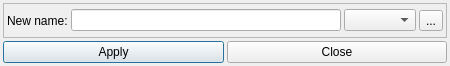
Above: Stream/DialogRename.ui from ZBTech000/Stream before the change. Below: the same form after it.
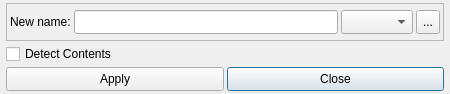
That is the form after the change.

The edit to the form file:
```diff
--- a/Stream/DialogRename.ui
+++ b/Stream/DialogRename.ui
@@ -7,19 +7,19 @@
     <x>0</x>
     <y>0</y>
     <width>450</width>
-    <height>66</height>
+    <height>94</height>
    </rect>
   </property>
   <property name="minimumSize">
    <size>
     <width>0</width>
-    <height>66</height>
+    <height>94</height>
    </size>
   </property>
   <property name="maximumSize">
    <size>
     <width>16777215</width>
-    <height>66</height>
+    <height>94</height>
    </size>
   </property>
   <property name="windowTitle">
@@ -27,13 +27,13 @@
   </property>
   <layout class="QGridLayout" name="gridLayout">
    <property name="leftMargin">
-    <number>3</number>
+    <number>6</number>
    </property>
    <property name="topMargin">
     <number>3</number>
    </property>
    <property name="rightMargin">
-    <number>3</number>
+    <number>6</number>
    </property>
    <property name="bottomMargin">
     <number>3</number>
@@ -41,8 +41,71 @@
    <property name="spacing">
     <number>3</number>
    </property>
+   <item row="2" column="1">
+    <widget class="QPushButton" name="cmdClose">
+     <property name="minimumSize">
+      <size>
+       <width>0</width>
+       <height>24</height>
+      </size>
+     </property>
+     <property name="maximumSize">
+      <size>
+       <width>16777215</width>
+       <height>24</height>
+      </size>
+     </property>
+     <property name="text">
+      <string>Close</string>
+     </property>
+    </widget>
+   </item>
+   <item row="2" column="0">
+    <widget class="QPushButton" name="cmdApply">
+     <property name="minimumSize">
+      <size>
+       <width>0</width>
+       <height>24</height>
+      </size>
+     </property>
+     <property name="maximumSize">
+      <size>
+       <width>16777215</width>
+       <height>24</height>
+      </size>
+     </property>
+     <property name="text">
+      <string>Apply</string>
+     </property>
+    </widget>
+   </item>
+   <item row="1" column="0">
+    <widget class="QCheckBox" name="checkBoxDetectContents">
+     <property name="minimumSize">
+      <size>
+       <width>0</width>
+       <height>20</height>
+      </size>
+     </property>
+     <property name="maximumSize">
+      <size>
+       <width>16777215</width>
+       <height>20</height>
+      </size>
+     </property>
+     <property name="text">
+      <string>Detect Contents</string>
+     </property>
+    </widget>
+   </item>
    <item row="0" column="0" colspan="2">
     <widget class="QFrame" name="frame">
+     <property name="minimumSize">
+      <size>
+       <width>0</width>
+       <height>32</height>
+      </size>
+     </property>
      <property name="frameShape">
       <enum>QFrame::StyledPanel</enum>
      </property>
@@ -67,16 +130,53 @@
       </property>
       <item>
        <widget class="QLabel" name="label">
+        <property name="minimumSize">
+         <size>
+          <width>0</width>
+          <height>24</height>
+         </size>
+        </property>
+        <property name="maximumSize">
+         <size>
+          <width>16777215</width>
+          <height>24</height>
+         </size>
+        </property>
         <property name="text">
          <string>New name:</string>
         </property>
        </widget>
       </item>
       <item>
-       <widget class="QLineEdit" name="lineEditName"/>
+       <widget class="QLineEdit" name="lineEditName">
+        <property name="minimumSize">
+         <size>
+          <width>0</width>
+          <height>24</height>
+         </size>
+        </property>
+        <property name="maximumSize">
+         <size>
+          <width>16777215</width>
+          <height>24</height>
+         </size>
+        </property>
+       </widget>
       </item>
       <item>
        <widget class="QComboBox" name="comboBoxExtension">
+        <property name="minimumSize">
+         <size>
+          <width>0</width>
+          <height>24</height>
+         </size>
+        </property>
+        <property name="maximumSize">
+         <size>
+          <width>16777215</width>
+          <height>24</height>
+         </size>
+        </property>
         <property name="baseSize">
          <size>
           <width>72</width>
@@ -87,6 +187,18 @@
       </item>
       <item>
        <widget class="QToolButton" name="toolButtonExtMore">
+        <property name="minimumSize">
+         <size>
+          <width>0</width>
+          <height>24</height>
+         </size>
+        </property>
+        <property name="maximumSize">
+         <size>
+          <width>16777215</width>
+          <height>24</height>
+         </size>
+        </property>
         <property name="text">
          <string>...</string>
         </property>
@@ -95,20 +207,6 @@
      </layout>
     </widget>
    </item>
-   <item row="1" column="0">
-    <widget class="QPushButton" name="cmdApply">
-     <property name="text">
-      <string>Apply</string>
-     </property>
-    </widget>
-   </item>
-   <item row="1" column="1">
-    <widget class="QPushButton" name="cmdClose">
-     <property name="text">
-      <string>Close</string>
-     </property>
-    </widget>
-   </item>
   </layout>
  </widget>
  <layoutdefault spacing="6" margin="11"/>
```
